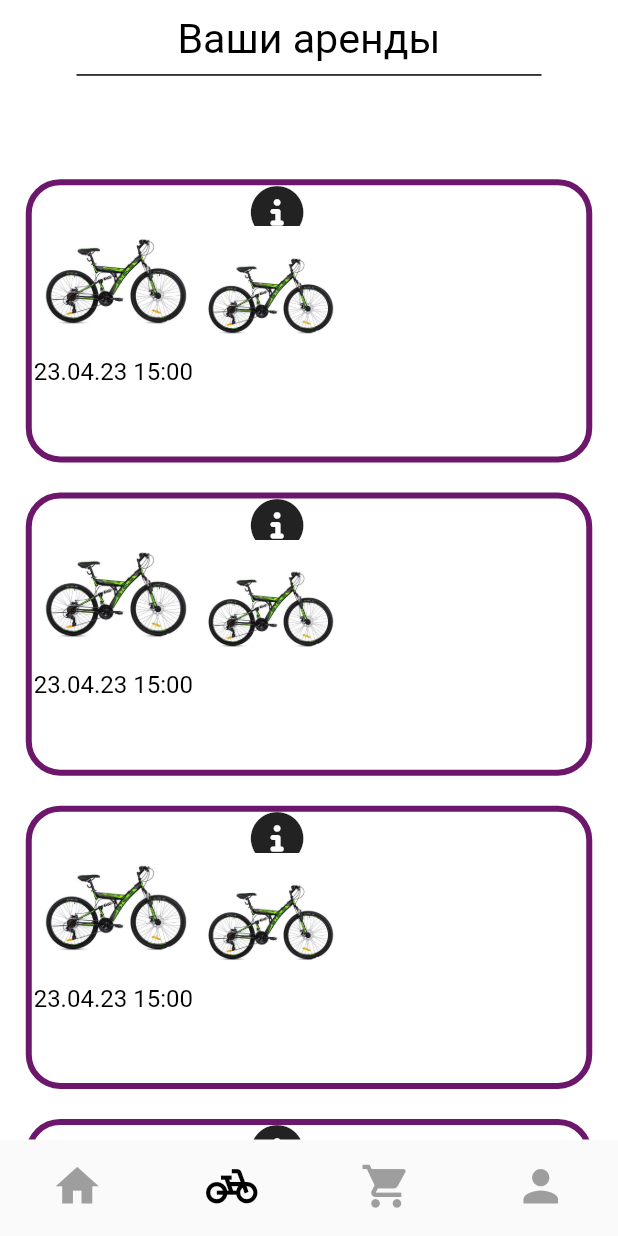
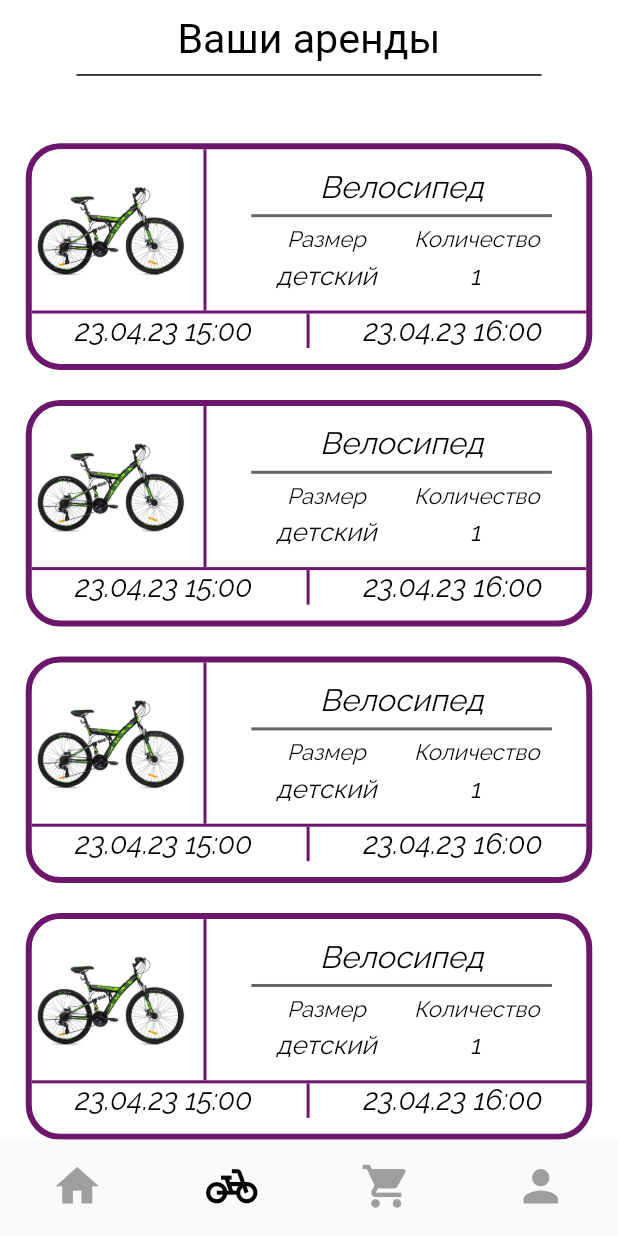
Before and after one commit to sevolchenko/SportsRentProj, a Flutter app: the screen it shows after launch, item 2 of the bottom bar chosen, on a phone screen of 412 x 824 dp. Run offline on Flutter 3.47's test engine with Material 2 defaults, Android fonts, the phone set to English and light mode, and no system bars; our stand-ins replace equatable, flutter_bloc, flutter_screenutil, fluttertoast, font_awesome_flutter, google_fonts and 1 more.

Commit message:
added rent screen with customScrollView

```diff
--- a/app/client/Renty-client/lib/screens/rental/rent_screen.dart
+++ b/app/client/Renty-client/lib/screens/rental/rent_screen.dart
@@ -3,6 +3,7 @@ import 'package:client/common/widgets/bar/app_bar.dart';
 import 'package:client/common/widgets/bar/bottom_nav_bar.dart';
 import 'package:client/screens/home/widgets/home_widgets.dart';
 import 'package:client/screens/rental/rental_actions/rental_info.dart';
+import 'package:client/screens/rental/widgets/rent_widgets.dart';
 import 'package:flutter/material.dart';
 import 'package:flutter_screenutil/flutter_screenutil.dart';
 import 'package:font_awesome_flutter/font_awesome_flutter.dart';
@@ -25,7 +26,7 @@ class _RentScreenState extends State<RentScreen> {
           slivers: [
             SliverPadding(
               padding: EdgeInsets.symmetric(
-                vertical: 40.h,
+                vertical: 20.h,
                 horizontal: 15.w,
               ),
               sliver: SliverGrid(
@@ -33,93 +34,20 @@ class _RentScreenState extends State<RentScreen> {
                   crossAxisCount: 1,
                   mainAxisSpacing: 20,
                   crossAxisSpacing: 10,
-                  childAspectRatio: 2,
+                  childAspectRatio: 2.5,
                 ),
                 delegate: SliverChildBuilderDelegate(
                   childCount: 4,
                   (BuildContext context, int index) {
                     return GestureDetector(
-                      onTap: () {},
-                      child: Container(
-                        decoration: BoxDecoration(
-                          borderRadius: BorderRadius.circular(20.w),
-                          border: Border.all(color: kPrimaryColor, width: 4),
-                        ),
-                        child: Row(
-                          crossAxisAlignment: CrossAxisAlignment.center,
-                          children: [
-                            Column(
-                              children: [
-                                Container(
-                                  margin: EdgeInsets.only(
-                                    top: 10.h,
-                                    left: 5.w,
-                                  ),
-                                  child: Image.asset(
-                                    "assets/images/image_2.png",
-                                    width: 90.w,
-                                    height: 90.w,
-                                  ),
-                                ),
-                                Container(
-                                  // padding: EdgeInsets.only(
-                                  //     top: 3.h, left: 3.w, right: 3.w),
-                                  child: Text(
-                                    "23.04.23 15:00",
-                                    maxLines: 2,
-                                    overflow: TextOverflow.fade,
-                                    textAlign: TextAlign.center,
-                                    style: TextStyle(
-                                      color: Colors.black,
-                                      fontWeight: FontWeight.normal,
-                                      fontSize: 14.sp,
-                                    ),
-                                  ),
-                                ),
-                              ],
-                            ),
-                            Column(
-                              children: [
-                                GestureDetector(
                       onTap: () {
                         Navigator.of(context).push(
                           MaterialPageRoute(
-                                        builder: (context) =>
-                                            const RentalInfoScreen(),
+                            builder: (context) => const RentalInfoScreen(),
                           ),
                         );
                       },
-                                  child: SizedBox(
-                                    width: 20.w,
-                                    height: 20.h,
-                                    child: const Icon(
-                                      FontAwesomeIcons.circleInfo,
-                                      size: 35,
-                                    ),
-                                  ),
-                                ),
-                                Container(
-                                  margin: EdgeInsets.only(
-                                    top: 3.h,
-                                    left: 5.w,
-                                    bottom: 3.h,
-                                  ),
-                                  child: Image.asset(
-                                    "assets/images/image_2.png",
-                                    width: 80.w,
-                                    height: 80.w,
-                                  ),
-                                ),
-                              ],
-                            ),
-                            // const VerticalDivider(
-                            //   endIndent: 70,
-                            //   thickness: 2,
-                            //   color: kPrimaryColor,
-                            // ),
-                          ],
-                        ),
-                      ),
+                      child: rentGrid(),
                     );
                   },
                 ),
--- /dev/null
+++ b/app/client/Renty-client/lib/screens/rental/widgets/rent_widgets.dart
@@ -0,0 +1,163 @@
+import 'package:client/common/values/colors.dart';
+import 'package:flutter/material.dart';
+import 'package:flutter_screenutil/flutter_screenutil.dart';
+import 'package:google_fonts/google_fonts.dart';
+
+Widget buildRentTime(String time) {
+  return Container(
+    alignment: Alignment.center,
+    child: Text(
+      time,
+      maxLines: 2,
+      overflow: TextOverflow.fade,
+      textAlign: TextAlign.center,
+      style: GoogleFonts.raleway(
+        color: Colors.black,
+        fontStyle: FontStyle.italic,
+        fontWeight: FontWeight.normal,
+        fontSize: 17.sp,
+      ),
+    ),
+  );
+}
+
+Widget buildSmallProductImage(String imagePath) {
+  return ClipRRect(
+    borderRadius: const BorderRadius.only(topLeft: Radius.circular(20.0)),
+    child: Image.asset(
+      imagePath,
+      width: 90.h,
+      height: 90.h,
+    ),
+  );
+}
+
+Widget rentReusableText(String text, {double textSize = 13}) {
+  return Container(
+    child: Text(text,
+        style: GoogleFonts.raleway(
+            color: Colors.black,
+            fontStyle: FontStyle.italic,
+            fontWeight: FontWeight.normal,
+            fontSize: textSize.sp)),
+  );
+}
+
+Widget rentColumnText(String topText, String bottomText) {
+  return Expanded(
+    child: Column(
+      children: [
+        rentReusableText(topText),
+        Container(
+          padding: EdgeInsets.only(top: 5.h),
+          child: rentReusableText(bottomText, textSize: 15),
+        ),
+      ],
+    ),
+  );
+}
+
+Widget rentGrid() {
+  return Container(
+    decoration: BoxDecoration(
+      borderRadius: BorderRadius.circular(20.w),
+      border: Border.all(color: kPrimaryColor, width: 4),
+    ),
+    child: Column(
+      mainAxisAlignment: MainAxisAlignment.spaceBetween,
+      children: [
+        Column(
+          children: [
+            IntrinsicHeight(
+              child: Row(
+                children: [
+                  buildSmallProductImage("assets/images/image_2.png"),
+                  const VerticalDivider(
+                    thickness: 2,
+                    color: kPrimaryColor,
+                  ),
+                  Expanded(
+                    child: Column(
+                      mainAxisAlignment: MainAxisAlignment.center,
+                      children: [
+                        Container(
+                          alignment: Alignment.center,
+                          child: Text(
+                            'Велосипед',
+                            style: GoogleFonts.raleway(
+                                color: Colors.black,
+                                fontStyle: FontStyle.italic,
+                                fontWeight: FontWeight.normal,
+                                fontSize: 18.sp),
+                          ),
+                        ),
+                        Container(
+                          margin: EdgeInsets.only(
+                              top: 5.h, left: 20.w, right: 20.w),
+                          padding: EdgeInsets.only(top: 5.h),
+                          decoration: BoxDecoration(
+                            border: Border(
+                              top: BorderSide(
+                                  width: 2.0,
+                                  color: Colors.black.withOpacity(0.6)),
+                            ),
+                          ),
+                          child: Row(
+                            mainAxisAlignment: MainAxisAlignment.spaceEvenly,
+                            children: [
+                              rentColumnText('Размер', 'детский'),
+                              rentColumnText('Количество', '1'),
+                            ],
+                          ),
+                        )
+                      ],
+                    ),
+                  ),
+                ],
+              ),
+            ),
+            Container(
+              alignment: Alignment.center,
+              decoration: const BoxDecoration(
+                border: Border(
+                  top: BorderSide(width: 2.0, color: kPrimaryColor),
+                ),
+              ),
+              child: IntrinsicHeight(
+                child: Row(
+                  mainAxisAlignment: MainAxisAlignment.spaceEvenly,
+                  children: [
+                    buildRentTime("23.04.23 15:00"),
+                    const VerticalDivider(
+                      thickness: 2,
+                      color: kPrimaryColor,
+                    ),
+                    buildRentTime("23.04.23 16:00"),
+                    // GestureDetector(
+                    //   onTap: () {
+                    //     Navigator.of(context).push(
+                    //       MaterialPageRoute(
+                    //         builder: (context) =>
+                    //             const RentalInfoScreen(),
+                    //       ),
+                    //     );
+                    //   },
+                    //   child: SizedBox(
+                    //     width: 20.w,
+                    //     height: 20.h,
+                    //     child: const Icon(
+                    //       FontAwesomeIcons.circleInfo,
+                    //       size: 35,
+                    //     ),
+                    //   ),
+                    // )
+                  ],
+                ),
+              ),
+            ),
+          ],
+        ),
+      ],
+    ),
+  );
+}
```
Also changed, not shown: app/client/Renty-client/lib/common/widgets/text/text_widgets.dart (+13 -4 lines), app/client/Renty-client/lib/screens/home/widgets/home_widgets.dart (+18 -8 lines), 1 other file. Lines whose indentation alone changed are shown as unchanged.
